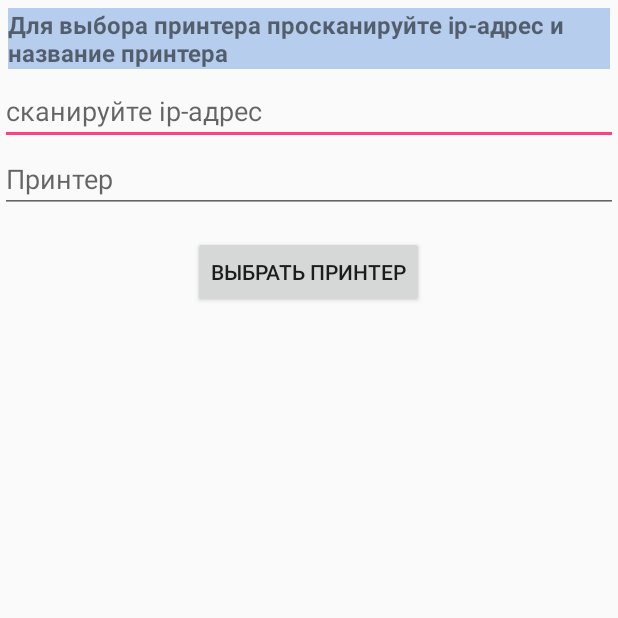
After one commit to Tomas13/MobTerEnvelope, an Android app: the ChoosePrinterActivity screen opened directly, with no data from a screen before it, on a phone screen of 412 x 824 dp, the top half of it. The commit adds this screen. Run offline under Robolectric (Android 15) with nearby library versions, the phone set to English and light mode, and no system bars; our stand-ins replace ButterKnife, Dagger/Hilt's generated code; libraries missing offline, so code that uses them is left out: com.facebook.stetho.

```diff
--- a/app/src/main/java/kazpost/kz/mobterminal/data/prefs/PreferencesHelper.java
+++ b/app/src/main/java/kazpost/kz/mobterminal/data/prefs/PreferencesHelper.java
@@ -10,6 +10,12 @@ public interface PreferencesHelper {
 
     void saveLastLoginTime(String dateTime);
 
+    void savePrinter(String ipAddress, String printerName);
+
+    String getPrinterIp();
+
+    String getPrinterName();
+
     String getSessionId();
 
     String getLastLoginTime();
--- a/app/src/main/java/kazpost/kz/mobterminal/di/component/ActivityComponent.java
+++ b/app/src/main/java/kazpost/kz/mobterminal/di/component/ActivityComponent.java
@@ -23,6 +23,8 @@ import kazpost.kz.mobterminal.di.module.ActivityModule;
 import kazpost.kz.mobterminal.ui.closecell.CloseCellActivity;
 import kazpost.kz.mobterminal.ui.main.MainActivity;
 import kazpost.kz.mobterminal.ui.login.LoginActivity;
+import kazpost.kz.mobterminal.ui.print.ChoosePrinterActivity;
+import kazpost.kz.mobterminal.ui.print.PrintActivity;
 import kazpost.kz.mobterminal.ui.scan.ScanActivity;
 
 /**
@@ -41,4 +43,7 @@ public interface ActivityComponent {
 
     void inject(ScanActivity activity);
 
+    void inject(PrintActivity activity);
+    void inject(ChoosePrinterActivity activity);
+
 }
--- a/app/src/main/java/kazpost/kz/mobterminal/ui/login/LoginActivity.java
+++ b/app/src/main/java/kazpost/kz/mobterminal/ui/login/LoginActivity.java
@@ -59,9 +59,7 @@ public class LoginActivity extends BaseActivity implements LoginMvpView {
     public void onViewClicked() {
         userBarcode = etCode.getText().toString();
         mPresenter.onLoginCodeScan();
-
     }
-
 
     @OnClick(R.id.btn_login_exit)
     public void onExitClicked() {
--- a/app/src/main/java/kazpost/kz/mobterminal/ui/main/MainActivity.java
+++ b/app/src/main/java/kazpost/kz/mobterminal/ui/main/MainActivity.java
@@ -14,6 +14,7 @@ import butterknife.OnClick;
 import kazpost.kz.mobterminal.R;
 import kazpost.kz.mobterminal.ui.base.BaseActivity;
 import kazpost.kz.mobterminal.ui.closecell.CloseCellActivity;
+import kazpost.kz.mobterminal.ui.print.ChoosePrinterActivity;
 import kazpost.kz.mobterminal.ui.scan.ScanActivity;
 
 public class MainActivity extends BaseActivity implements MainMvpView {
@@ -52,6 +53,7 @@ public class MainActivity extends BaseActivity implements MainMvpView {
 
     @Override
     public void openConfigPrinter() {
+        startActivity(this, new ChoosePrinterActivity());
 
     }
 
--- a/app/src/main/java/kazpost/kz/mobterminal/ui/main/MainPresenter.java
+++ b/app/src/main/java/kazpost/kz/mobterminal/ui/main/MainPresenter.java
@@ -25,6 +25,7 @@ public class MainPresenter<V extends MainMvpView> extends BasePresenter<V>
     @Override
     public void onConfigPrinterBtnClicked() {
         getMvpView().onError("config printer");
+        getMvpView().openConfigPrinter();
 
     }
 
--- /dev/null
+++ b/app/src/main/java/kazpost/kz/mobterminal/ui/print/ChoosePrinterActivity.java
@@ -0,0 +1,55 @@
+package kazpost.kz.mobterminal.ui.print;
+
+import android.support.v7.app.AppCompatActivity;
+import android.os.Bundle;
+import android.widget.Button;
+import android.widget.EditText;
+
+import javax.inject.Inject;
+
+import butterknife.BindView;
+import butterknife.ButterKnife;
+import butterknife.OnClick;
+import kazpost.kz.mobterminal.R;
+import kazpost.kz.mobterminal.data.DataManager;
+import kazpost.kz.mobterminal.ui.base.BaseActivity;
+import kazpost.kz.mobterminal.ui.main.MainActivity;
+
+public class ChoosePrinterActivity extends BaseActivity {
+
+    @Inject
+    DataManager dataManager;
+
+    @BindView(R.id.et_ip_address)
+    EditText etIpAddress;
+    @BindView(R.id.et_printer_name)
+    EditText etPrinterName;
+//    @BindView(R.id.et_server_address)
+//    EditText etServerAddress;
+
+    @OnClick(R.id.btn_save_printer)
+    public void savePrinter() {
+
+//        String serverIp = ;
+        String printerName = etPrinterName.getText().toString();
+        String printerIp = etIpAddress.getText().toString();
+
+        if (printerName.length() > 0 && printerIp.length() > 0) {
+            dataManager.savePrinter(printerIp, printerName);
+            startActivity(this, new MainActivity());
+            this.finish();
+        }else{
+            onErrorToast("Сканируйте ip-адрес и название");
+        }
+    }
+
+    @Override
+    protected void onCreate(Bundle savedInstanceState) {
+        super.onCreate(savedInstanceState);
+        setContentView(R.layout.activity_choose_printer);
+
+        ButterKnife.bind(this);
+        getActivityComponent().inject(this);
+
+    }
+}
--- a/app/src/main/java/kazpost/kz/mobterminal/ui/scan/ScanMvpView.java
+++ b/app/src/main/java/kazpost/kz/mobterminal/ui/scan/ScanMvpView.java
@@ -9,6 +9,7 @@ import kazpost.kz.mobterminal.ui.base.MvpView;
 public interface ScanMvpView extends MvpView {
 
     void clearEditText();
+    void clearBagEditText();
 
     void showBagTrackNumber(String bagBarcode, String bagNumber);
 
--- /dev/null
+++ b/app/src/main/res/layout/activity_choose_printer.xml
@@ -0,0 +1,70 @@
+<?xml version="1.0" encoding="utf-8"?>
+<RelativeLayout xmlns:android="http://schemas.android.com/apk/res/android"
+    xmlns:app="http://schemas.android.com/apk/res-auto"
+    xmlns:tools="http://schemas.android.com/tools"
+    android:layout_width="match_parent"
+    android:layout_height="match_parent"
+    tools:context="kazpost.kz.mobterminal.ui.print.ChoosePrinterActivity"
+    tools:layout_editor_absoluteX="0dp"
+    tools:layout_editor_absoluteY="0dp">
+
+
+    <TextView
+        android:visibility="gone"
+        android:layout_width="match_parent"
+        android:layout_height="wrap_content"
+        android:background="@color/colorBlueLight"
+        android:text="IP-адрес"
+        android:id="@+id/tv_server"
+        android:layout_margin="10dp"/>
+
+    <EditText
+        android:visibility="gone"
+        android:layout_margin="5dp"
+        android:layout_below="@id/tv_server"
+        android:layout_width="match_parent"
+        android:layout_height="wrap_content"
+        android:hint="ip-адрес сервера"
+        android:id="@+id/et_server_address"/>
+
+    <TextView
+        android:background="@color/colorBlueLight"
+        android:layout_below="@id/et_server_address"
+        android:id="@+id/tv_scan_ip"
+        android:layout_width="match_parent"
+        android:layout_height="wrap_content"
+        android:layout_margin="5dp"
+        android:textStyle="bold"
+        android:text="@string/scanipname"
+        android:textSize="16sp" />
+
+    <LinearLayout
+        android:id="@+id/ll_printer_info"
+        android:layout_width="match_parent"
+        android:layout_height="wrap_content"
+        android:layout_below="@id/tv_scan_ip"
+        android:orientation="vertical">
+
+        <EditText
+            android:id="@+id/et_ip_address"
+            android:layout_width="match_parent"
+            android:layout_height="wrap_content"
+            android:hint="@string/ip_address" />
+
+        <EditText
+            android:id="@+id/et_printer_name"
+            android:layout_width="match_parent"
+            android:layout_height="wrap_content"
+            android:hint="@string/printer_name" />
+
+    </LinearLayout>
+
+    <Button
+        android:id="@+id/btn_save_printer"
+        android:layout_width="wrap_content"
+        android:layout_height="wrap_content"
+        android:layout_below="@id/ll_printer_info"
+        android:layout_centerHorizontal="true"
+        android:layout_marginTop="15dp"
+        android:text="Выбрать принтер" />
+</RelativeLayout>
--- a/app/src/main/res/values/colors.xml
+++ b/app/src/main/res/values/colors.xml
@@ -7,7 +7,7 @@
     <color name="black_effective">#2a2a2a</color>
     <color name="white">#ffffff</color>
     <color name="colorBlue">#3f72b5</color>
-    <color name="colorBlueLight">#85abde</color>
+    <color name="colorBlueLight">#b6cded</color>
     <color name="pink">#f5b0b1</color>
 
 </resources>
--- a/app/src/main/res/values/strings.xml
+++ b/app/src/main/res/values/strings.xml
@@ -40,4 +40,5 @@
     <string name="pin_length">Пин-код должен состоять из 4-х символов</string>
     <string name="ip_address">сканируйте ip-адрес</string>
     <string name="printer_name">Принтер</string>
+    <string name="scanipname">Для выбора принтера просканируйте ip-адрес и название принтера</string>
 </resources>
```
Also changed, not shown: app/build.gradle (+15 -15 lines), app/src/main/AndroidManifest.xml (+8 -5 lines), app/src/main/java/kazpost/kz/mobterminal/data/AppDataManager.java (+15 -0 lines), app/src/main/java/kazpost/kz/mobterminal/data/prefs/AppPreferencesHelper.java (+18 -0 lines), app/src/main/java/kazpost/kz/mobterminal/ui/print/PrintActivity.java (+42 -50 lines), app/src/main/java/kazpost/kz/mobterminal/ui/scan/ScanActivity.java (+7 -1 lines), app/src/main/java/kazpost/kz/mobterminal/ui/scan/ScanPresenter.java (+8 -0 lines), app/src/main/res/layout/activity_print.xml (+2 -28 lines).
